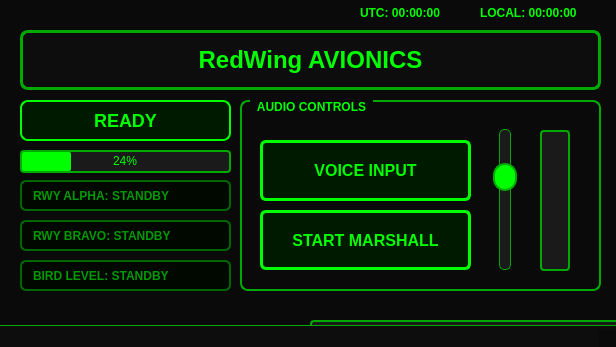
Qt form redwing/redwing_gui.ui (jinhyuk2me/RedWing) before a commit.
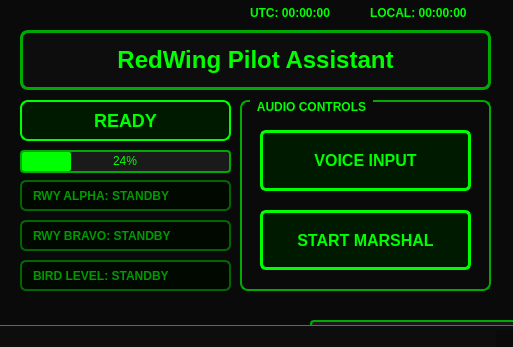
The same form after that commit.

Diff of the .ui file:
```diff
--- a/redwing/redwing_gui.ui
+++ b/redwing/redwing_gui.ui
@@ -6,7 +6,7 @@
    <rect>
     <x>0</x>
     <y>0</y>
-    <width>616</width>
+    <width>513</width>
     <height>347</height>
    </rect>
   </property>
@@ -140,20 +140,7 @@
     border-radius: 2px;
 }
 
-QSlider::groove:vertical {
-    background: #1a1a1a;
-    width: 10px;
-    border-radius: 5px;
-    border: 1px solid #00aa00;
-}
 
-QSlider::handle:vertical {
-    background: #00ff00;
-    border: 2px solid #00aa00;
-    height: 24px;
-    border-radius: 12px;
-    margin: 0 -7px;
-}
 
 QStatusBar {
     background-color: #0d0d0d;
@@ -169,12 +156,12 @@
      <rect>
       <x>20</x>
       <y>30</y>
-      <width>581</width>
+      <width>471</width>
       <height>60</height>
      </rect>
     </property>
     <property name="text">
-     <string>RedWing AVIONICS</string>
+     <string>RedWing Pilot Assistant</string>
     </property>
     <property name="alignment">
      <set>Qt::AlignCenter</set>
@@ -183,7 +170,7 @@
    <widget class="QLabel" name="time_utc">
     <property name="geometry">
      <rect>
-      <x>360</x>
+      <x>250</x>
       <y>0</y>
       <width>111</width>
       <height>25</height>
@@ -196,7 +183,7 @@
    <widget class="QLabel" name="time_local">
     <property name="geometry">
      <rect>
-      <x>480</x>
+      <x>370</x>
       <y>0</y>
       <width>121</width>
       <height>25</height>
@@ -211,60 +198,13 @@
      <rect>
       <x>240</x>
       <y>100</y>
-      <width>361</width>
+      <width>251</width>
       <height>191</height>
      </rect>
     </property>
     <property name="title">
      <string>AUDIO CONTROLS</string>
     </property>
-    <widget class="QSlider" name="slider_tts_volume">
-     <property name="geometry">
-      <rect>
-       <x>250</x>
-       <y>29</y>
-       <width>30</width>
-       <height>141</height>
-      </rect>
-     </property>
-     <property name="minimum">
-      <number>0</number>
-     </property>
-     <property name="maximum">
-      <number>100</number>
-     </property>
-     <property name="value">
-      <number>70</number>
-     </property>
-     <property name="orientation">
-      <enum>Qt::Vertical</enum>
-     </property>
-    </widget>
-    <widget class="QProgressBar" name="progress_mic_level">
-     <property name="geometry">
-      <rect>
-       <x>300</x>
-       <y>30</y>
-       <width>30</width>
-       <height>141</height>
-      </rect>
-     </property>
-     <property name="minimum">
-      <number>0</number>
-     </property>
-     <property name="maximum">
-      <number>100</number>
-     </property>
-     <property name="value">
-      <number>0</number>
-     </property>
-     <property name="textVisible">
-      <bool>false</bool>
-     </property>
-     <property name="orientation">
-      <enum>Qt::Vertical</enum>
-     </property>
-    </widget>
     <widget class="QPushButton" name="marshall_button">
      <property name="geometry">
       <rect>
@@ -299,14 +239,14 @@
 }</string>
      </property>
      <property name="text">
-      <string>START MARSHALL</string>
+      <string>START MARSHAL</string>
      </property>
     </widget>
     <widget class="QPushButton" name="voice_button">
      <property name="geometry">
       <rect>
        <x>20</x>
-       <y>40</y>
+       <y>30</y>
        <width>211</width>
        <height>61</height>
       </rect>
```
Left out of the diff: 4 changed lines with no effect on the pictures.
